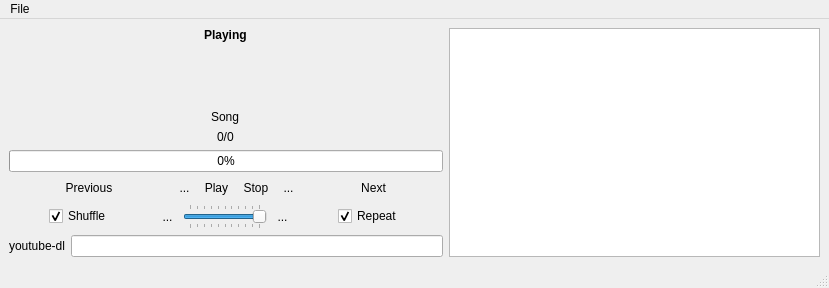
Old version of the form design.ui in the repository praetorg/pycli-music-player.
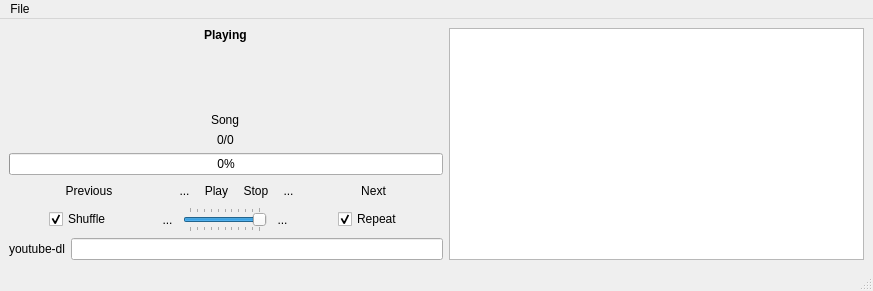
New version of the form. Icons and pictures are not drawn.

Patch:
```diff
--- a/design.ui
+++ b/design.ui
@@ -6,8 +6,8 @@
    <rect>
     <x>0</x>
     <y>0</y>
-    <width>829</width>
-    <height>288</height>
+    <width>873</width>
+    <height>291</height>
    </rect>
   </property>
   <property name="sizePolicy">
@@ -482,8 +482,8 @@
     <rect>
      <x>0</x>
      <y>0</y>
-     <width>829</width>
-     <height>29</height>
+     <width>873</width>
+     <height>28</height>
     </rect>
    </property>
    <widget class="QMenu" name="menuFile">
```
